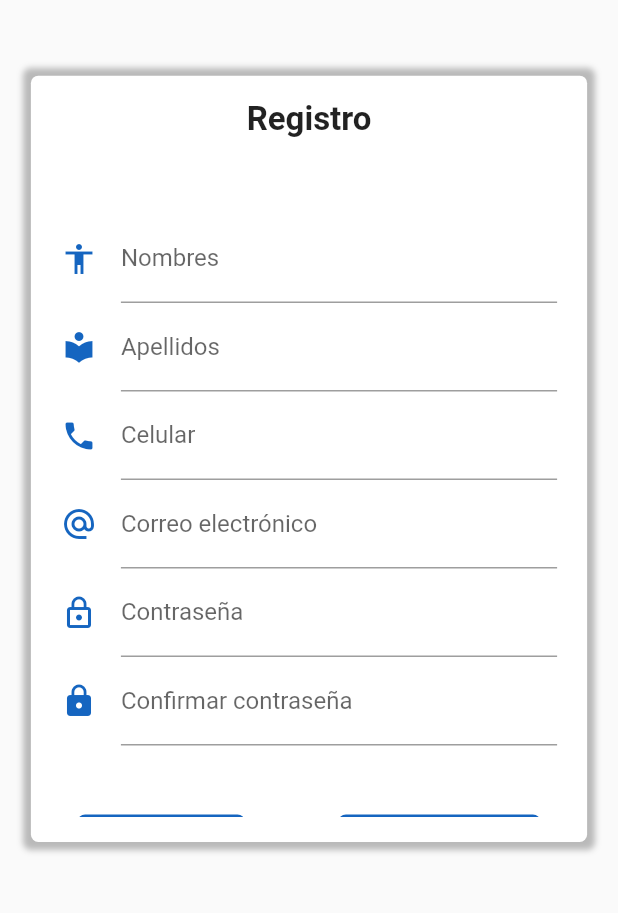
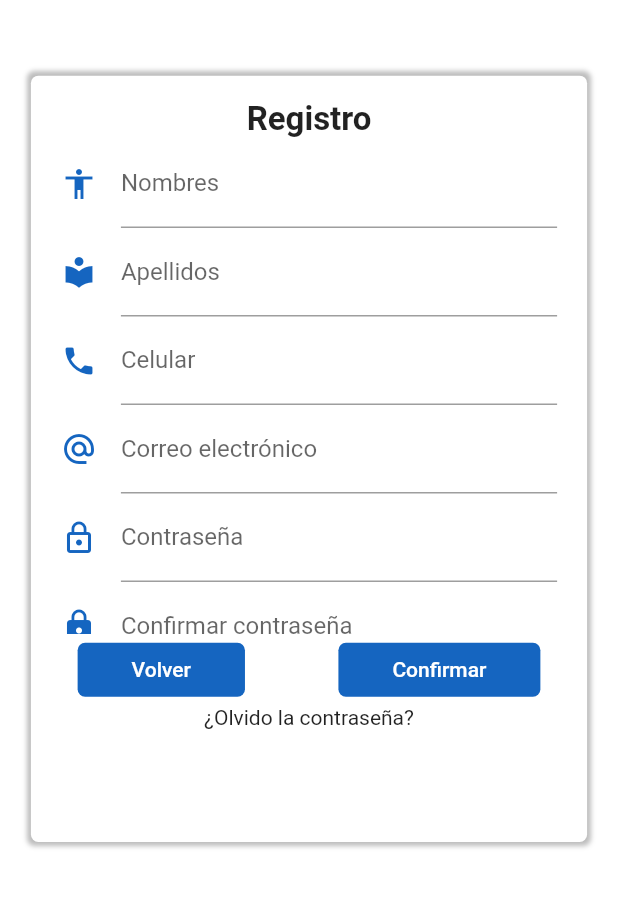
Before and after one commit to cafe-tera/rentApp, a Flutter app: the screen it shows after launch, after a tap on "Registrarse", on a phone screen of 412 x 824 dp, the part 284-1197 px from its top. Run offline on Flutter 3.47's test engine with Material 2 defaults, Android fonts, the phone set to English and light mode, and no system bars; our stand-ins replace rxdart, splashscreen; network calls fail.

Commit message:
login v2

```diff
--- a/lib/src/pages/logInUp_page.dart
+++ b/lib/src/pages/logInUp_page.dart
@@ -5,7 +5,6 @@ import 'package:flutter/material.dart';
 // local imports
 import 'package:rent_app/src/pages/home_page.dart';
 //--------------------------------------------------------------------------------------------------------------------
-
 
 class LogInUpPage extends StatefulWidget {
   LogInUpPage({Key key}) : super(key: key);
@@ -22,6 +21,7 @@ class _LogInUpPageState extends State<LogInUpPage> {
   Widget build(BuildContext context) {
     final size = MediaQuery.of(context).size;
     return Scaffold(
+      backgroundColor: Colors.white,
       appBar: _crearAppBar(size),
       body: SafeArea(
         child: _cardForm(context, size),
@@ -46,9 +46,9 @@ class _LogInUpPageState extends State<LogInUpPage> {
 
   Widget _cardForm(BuildContext context, Size size) {
     if (isLogin) {
-      return _loginForm(context, size);
+      return SingleChildScrollView(child: _loginForm(context, size));
     } else {
-      return _registerForm(context, size);
+      return SingleChildScrollView(child: _registerForm(context, size));
     }
   }
 
@@ -65,11 +65,10 @@ class _LogInUpPageState extends State<LogInUpPage> {
             boxShadow: <BoxShadow>[
               BoxShadow(
                 color: Colors.black26,
-                blurRadius: 3.0,
-                spreadRadius: 5.0,
+                blurRadius: 2.0,
+                spreadRadius: 2.5,
               )
             ]),
-        child: SingleChildScrollView(
         child: Column(
           children: <Widget>[
             Text('Inicio de sesión',
@@ -78,16 +77,20 @@ class _LogInUpPageState extends State<LogInUpPage> {
                   fontSize: 22,
                 )),
             SizedBox(
-                height: 50.0,
-              ),
+              height: size.height * 0.4,
+              child: SingleChildScrollView(
+                child: Column(
+                  children: <Widget>[
+                    SizedBox(height: size.height * 0.06,),
                     _crearEmail(),
                     _crearPassword(),
-              SizedBox(height: 40.0),
+                  ],
+                ),
+              ),
+            ),
             _crearBotones(context),
-              SizedBox(height: 15.0),
             Text('¿Olvido la contraseña?'),
           ],
-          ),
         ),
       ),
     );
@@ -106,33 +109,33 @@ class _LogInUpPageState extends State<LogInUpPage> {
             boxShadow: <BoxShadow>[
               BoxShadow(
                 color: Colors.black26,
-                blurRadius: 3.0,
-                spreadRadius: 5.0,
+                blurRadius: 2.0,
+                spreadRadius: 2.5,
               )
             ]),
-        child: SingleChildScrollView(
-          child: Column(
-            children: <Widget>[
+        child: Column(children: <Widget>[
           Text('Registro',
               style: TextStyle(
                 fontWeight: FontWeight.bold,
                 fontSize: 22,
               )),
           SizedBox(
-                height: 50.0,
-              ),
+            height: size.height * 0.4,
+            child: SingleChildScrollView(
+              child: Column(
+                children: <Widget>[
                   _crearNombre(),
                   _crearApellido(),
                   _crearCelular(),
                   _crearEmail(),
                   _crearPassword(),
-              SizedBox(height: 40.0),
-              _crearBotones(context),
-              SizedBox(height: 15.0),
-              Text('¿Olvido la contraseña?'),
                 ],
               ),
             ),
+          ),
+          _crearBotones(context),
+          Text('¿Olvido la contraseña?'),
+        ]),
       ),
     );
   }
```
Lines whose indentation alone changed are shown as unchanged.
